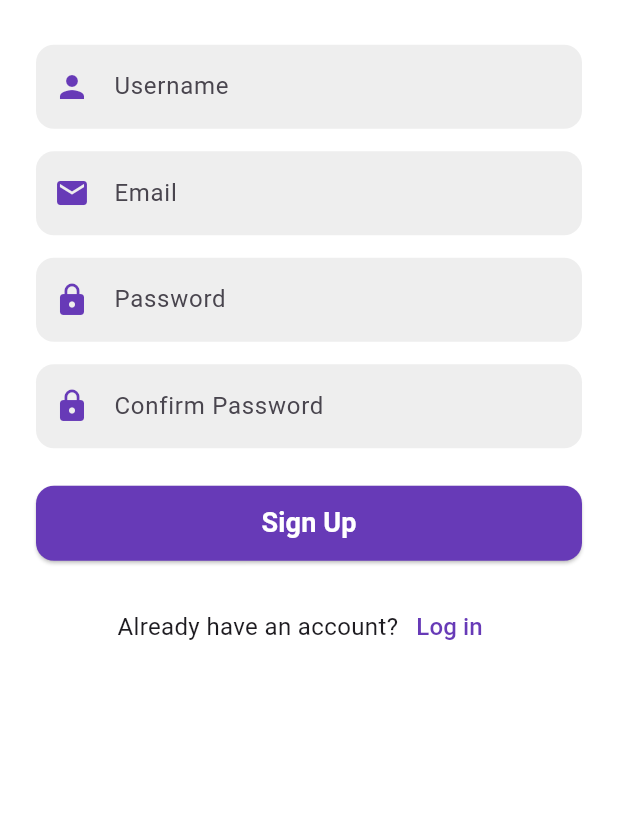
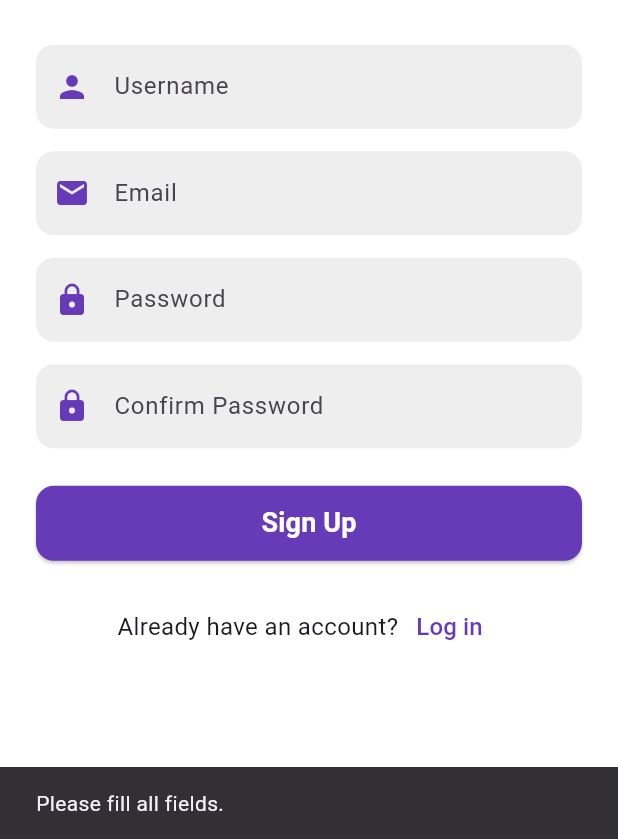
Before and after one commit to jeevan2304/TriplitApp, a Flutter app: the SignupScreen screen opened directly, after a tap on "Sign Up", on a phone screen of 412 x 824 dp, the part 397-1236 px from its top. Run offline on Flutter 3.47's test engine with Material 3 defaults, Android fonts, the light colour scheme and no system bars; our stand-ins replace cloud_firestore, firebase_auth, firebase_core; accounts and stored records are empty; network calls fail.

Commit message:
signup|login is done

```diff
--- a/lib/screens/signup_screen.dart
+++ b/lib/screens/signup_screen.dart
@@ -1,7 +1,62 @@
 import 'package:flutter/material.dart';
 import 'login_screen.dart';
+import 'package:cloud_firestore/cloud_firestore.dart';
+import 'package:firebase_auth/firebase_auth.dart';
 
-class SignupScreen extends StatelessWidget {
+
+class SignupScreen extends StatefulWidget {
+  @override
+  State<SignupScreen> createState() => _SignupScreenState();
+}
+class _SignupScreenState extends State<SignupScreen>{
+  final _usernameController = TextEditingController();
+  final _emailController = TextEditingController();
+  final _passwordController = TextEditingController();
+  final _confirmPasswordController = TextEditingController();
+
+  final _auth = FirebaseAuth.instance;
+  final _firestore = FirebaseFirestore.instance;
+
+  Future<void> _signup() async{
+    final username = _usernameController.text.trim();
+    final email = _emailController.text.trim();
+    final password = _passwordController.text.trim();
+    final confirmPassword = _confirmPasswordController.text.trim();
+
+    if(username.isEmpty || email.isEmpty || password.isEmpty){
+      _showMessage("Please fill all fields.");
+      return;
+    }
+    if(password!= confirmPassword){
+      _showMessage("Passwords do not match");
+      return;
+    }
+
+    try{
+      UserCredential userCredential = await _auth.createUserWithEmailAndPassword(
+        email:email,
+        password:password,
+      );
+
+      await _firestore.collection('users').doc(userCredential.user!.uid).set({
+        'username': username,
+        'email':email,
+        'uid':userCredential.user!.uid,
+        'createdAt':FieldValue.serverTimestamp(),
+
+
+      });
+      _showMessage("Signup Successful!");
+
+      Navigator.pushReplacement(context, MaterialPageRoute(builder: (context) => LoginScreen()),);
+    }on FirebaseAuthException catch(e){
+      _showMessage(e.message??"Signup Failed");
+    }
+  }
+
+  void _showMessage(String message){
+    ScaffoldMessenger.of(context).showSnackBar(SnackBar(content: Text(message)),);
+  }
 
   @override
   Widget build(BuildContext context) {
@@ -13,52 +68,33 @@ class SignupScreen extends StatelessWidget {
           child: Column(
             crossAxisAlignment: CrossAxisAlignment.center,
             children: [
-              // App Logo or Icon
               Icon(Icons.travel_explore, size: 80, color: Colors.deepPurple),
               SizedBox(height: 10),
-
-              Text(
-                "Triplit",
-                style: TextStyle(fontSize: 40, fontWeight: FontWeight.bold, color: Colors.black87),
-              ),
+              Text("Triplit", style: TextStyle(fontSize: 40, fontWeight: FontWeight.bold)),
               SizedBox(height: 30),
 
-              // Username Field
-              _buildTextField(icon: Icons.person, hintText: "Username"),
+              _buildTextField(controller: _usernameController, icon: Icons.person, hintText: "Username"),
               SizedBox(height: 15),
-
-              // Email Field
-              _buildTextField(icon: Icons.email, hintText: "Email"),
+              _buildTextField(controller: _emailController, icon: Icons.email, hintText: "Email"),
               SizedBox(height: 15),
-
-              // Password Field
-              _buildTextField(icon: Icons.lock, hintText: "Password", isPassword: true),
+              _buildTextField(controller: _passwordController, icon: Icons.lock, hintText: "Password", isPassword: true),
               SizedBox(height: 15),
-
-              // Confirm Password Field
-              _buildTextField(icon: Icons.lock, hintText: "Confirm Password", isPassword: true),
+              _buildTextField(controller: _confirmPasswordController, icon: Icons.lock, hintText: "Confirm Password", isPassword: true),
               SizedBox(height: 25),
 
-              // Sign Up Button
               _buildSignupButton(),
-
               SizedBox(height: 20),
 
-              // Already have an account? Log in
               Row(
                 mainAxisAlignment: MainAxisAlignment.center,
                 children: [
                   Text("Already have an account?", style: TextStyle(fontSize: 16)),
                   TextButton(
                     onPressed: () {
-                      Navigator.push(
-                        context,
-                        MaterialPageRoute(builder: (context) => LoginScreen()),
-                      );
+                      Navigator.push(context, MaterialPageRoute(builder: (context) => LoginScreen()));
                     },
                     child: Text("Log in", style: TextStyle(fontSize: 16, color: Colors.deepPurple)),
                   ),
-
                 ],
               ),
             ],
@@ -68,39 +104,33 @@ class SignupScreen extends StatelessWidget {
     );
   }
 
-  // Custom TextField Widget
-  Widget _buildTextField({required IconData icon, required String hintText, bool isPassword = false}) {
+  // Custom TextField
+  Widget _buildTextField({required TextEditingController controller, required IconData icon, required String hintText, bool isPassword = false}) {
     return TextField(
+      controller: controller,
       obscureText: isPassword,
       decoration: InputDecoration(
         prefixIcon: Icon(icon, color: Colors.deepPurple),
         hintText: hintText,
         filled: true,
         fillColor: Colors.grey[200],
-        border: OutlineInputBorder(
-          borderRadius: BorderRadius.circular(12),
-          borderSide: BorderSide.none,
-        ),
+        border: OutlineInputBorder(borderRadius: BorderRadius.circular(12), borderSide: BorderSide.none),
       ),
     );
   }
 
-  // Custom Sign Up Button
+  // Sign Up Button
   Widget _buildSignupButton() {
     return SizedBox(
       width: double.infinity,
       height: 50,
       child: ElevatedButton(
-        onPressed: () {},
+        onPressed: _signup,
         style: ElevatedButton.styleFrom(
           shape: RoundedRectangleBorder(borderRadius: BorderRadius.circular(12)),
-          padding: EdgeInsets.symmetric(vertical: 12),
           backgroundColor: Colors.deepPurple,
         ),
-        child: Text(
-          "Sign Up",
-          style: TextStyle(fontSize: 18, fontWeight: FontWeight.bold, color: Colors.white),
-        ),
+        child: Text("Sign Up", style: TextStyle(fontSize: 18, fontWeight: FontWeight.bold, color: Colors.white)),
       ),
     );
   }
--- a/pubspec.yaml
+++ b/pubspec.yaml
@@ -46,7 +46,7 @@ dev_dependencies:
   # package. See that file for information about deactivating specific lint
   # rules and activating additional ones.
   flutter_lints: ^5.0.0
-  firebase_auth: ^4.2.5
+  firebase_auth: ^4.19.0
   firebase_core: ^2.25.4
   cloud_firestore: ^4.15.4
 
```
Also changed, not shown: lib/main.dart (+6 -60 lines), lib/screens/login_screen.dart (+67 -25 lines), lib/screens/welcome_screen.dart (added, +23 -0 lines), pubspec.lock.
